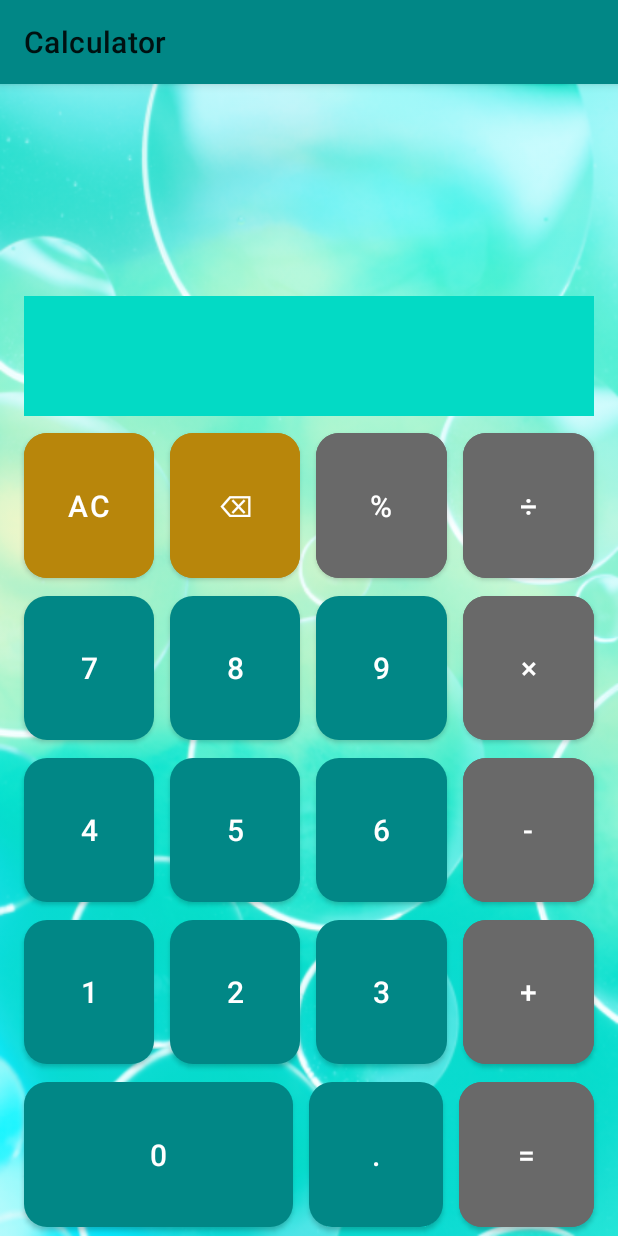
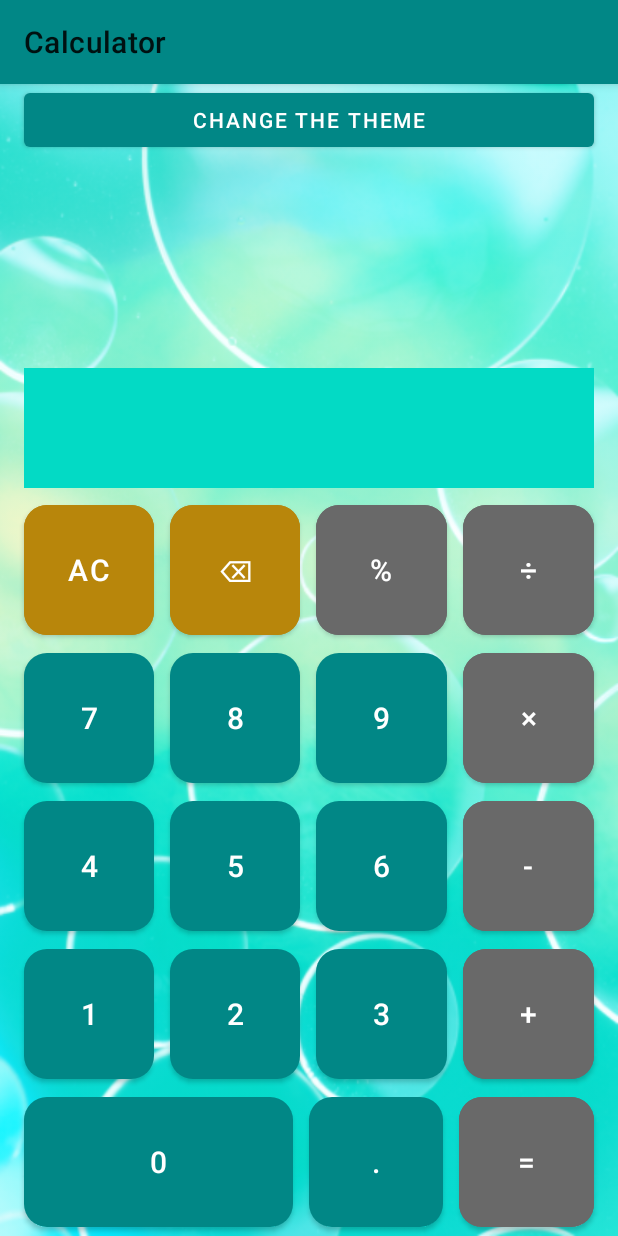
Before and after one commit to azhukov2204/Android1.Calculator, an Android app: the screen it shows after launch (MainActivity), on a phone screen of 412 x 824 dp. Run offline under Robolectric (Android 15) with nearby library versions, the phone set to English and light mode, and no system bars.

Commit message:
add ChoseOfTheme layout

```diff
--- a/app/src/main/AndroidManifest.xml
+++ b/app/src/main/AndroidManifest.xml
@@ -9,6 +9,7 @@
         android:roundIcon="@mipmap/ic_launcher_round"
         android:supportsRtl="true"
         android:theme="@style/ThemeApp">
+        <activity android:name=".ChoseOfTheme"></activity>
         <activity android:name=".MainActivity">
             <intent-filter>
                 <action android:name="android.intent.action.MAIN" />
--- a/app/src/main/res/layout-land/activity_main.xml
+++ b/app/src/main/res/layout-land/activity_main.xml
@@ -1,9 +1,11 @@
 <?xml version="1.0" encoding="utf-8"?>
 <TableLayout xmlns:android="http://schemas.android.com/apk/res/android"
+    xmlns:tools="http://schemas.android.com/tools"
     style="@style/ThemeLayout"
     android:layout_width="match_parent"
     android:layout_height="match_parent"
-    android:weightSum="1">
+    android:weightSum="1"
+    tools:context=".MainActivity">
 
     <TableRow
         android:layout_width="match_parent"
@@ -16,6 +18,14 @@
             android:layout_height="match_parent"
             android:layout_weight="1"
             android:orientation="vertical">
+
+            <Button
+                android:id="@+id/switchThemeButton"
+                android:layout_width="match_parent"
+                android:layout_height="wrap_content"
+                android:layout_marginStart="@dimen/marginStart"
+                android:layout_marginEnd="@dimen/marginEnd"
+                android:text="@string/changeThemeButtonText" />
 
             <TextView
                 android:id="@+id/mainDisplay"
@@ -32,6 +42,7 @@
             <TextView
                 android:id="@+id/historyDisplay3"
                 style="@style/ThemeDisplays" />
+
         </LinearLayout>
 
         <include
--- a/app/src/main/res/layout/activity_main.xml
+++ b/app/src/main/res/layout/activity_main.xml
@@ -1,9 +1,19 @@
 <?xml version="1.0" encoding="utf-8"?>
 <LinearLayout xmlns:android="http://schemas.android.com/apk/res/android"
+    xmlns:tools="http://schemas.android.com/tools"
     style="@style/ThemeLayout"
     android:layout_width="match_parent"
     android:layout_height="match_parent"
-    android:orientation="vertical">
+    android:orientation="vertical"
+    tools:context=".MainActivity">
+
+    <Button
+        android:id="@+id/switchThemeButton"
+        android:layout_width="match_parent"
+        android:layout_height="wrap_content"
+        android:layout_marginStart="@dimen/marginStart"
+        android:layout_marginEnd="@dimen/marginEnd"
+        android:text="@string/changeThemeButtonText" />
 
     <TextView
         android:id="@+id/historyDisplay3"
--- a/app/src/main/res/values/strings.xml
+++ b/app/src/main/res/values/strings.xml
@@ -19,4 +19,9 @@
     <string name="_point">.</string>
     <string name="_equals">=</string>
     <string name="_minus">-</string>
+    <string name="changeThemeButtonText">Change the theme</string>
+    <string name="nightModeButtonText">Night</string>
+    <string name="dayModeButtonText">Day</string>
+    <string name="defaultThemeButtonText">Default (System)</string>
+    <string name="choseThemeText">Chose a Theme:</string>
 </resources>
```
Also changed, not shown: app/src/main/java/ru/androidlearning/calculator/ChoseOfTheme.java (added, +14 -0 lines), app/src/main/java/ru/androidlearning/calculator/MainActivity.java (+43 -7 lines), app/src/main/res/layout/activity_chose_of_theme.xml (added, +47 -0 lines).
